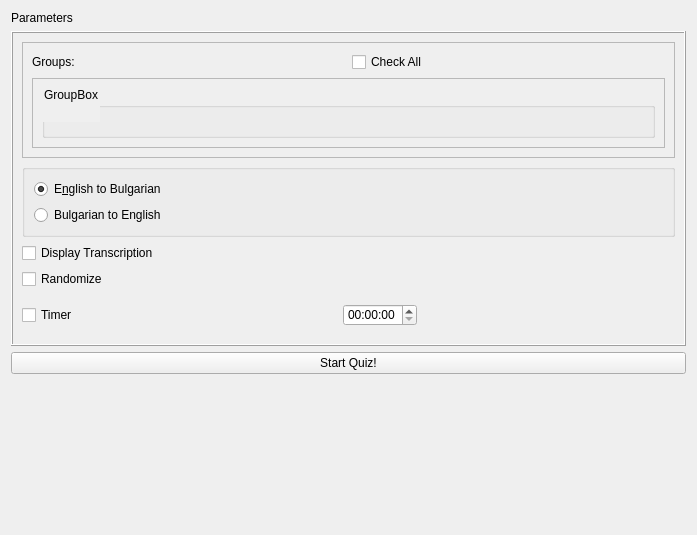
Qt form Forms/QuizParametersWidget.ui (iatanasov77/qvocabulary) before a commit.
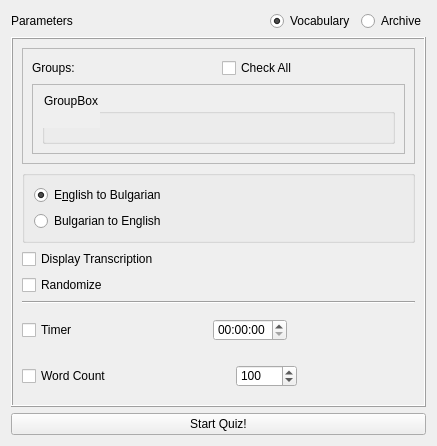
The same form after that commit.

Commit message: Add Archive Words to Archive.

The edit to the form file:
```diff
--- a/Forms/QuizParametersWidget.ui
+++ b/Forms/QuizParametersWidget.ui
@@ -6,8 +6,8 @@
    <rect>
     <x>0</x>
     <y>0</y>
-    <width>697</width>
-    <height>535</height>
+    <width>437</width>
+    <height>348</height>
    </rect>
   </property>
   <property name="windowTitle">
@@ -20,11 +20,45 @@
   </property>
   <layout class="QVBoxLayout" name="verticalLayout_4">
    <item>
-    <widget class="QLabel" name="label">
-     <property name="text">
-      <string>Parameters</string>
-     </property>
-    </widget>
+    <layout class="QHBoxLayout" name="horizontalLayout_4">
+     <item>
+      <widget class="QLabel" name="label">
+       <property name="text">
+        <string>Parameters</string>
+       </property>
+      </widget>
+     </item>
+     <item>
+      <spacer name="horizontalSpacer_3">
+       <property name="orientation">
+        <enum>Qt::Horizontal</enum>
+       </property>
+       <property name="sizeHint" stdset="0">
+        <size>
+         <width>37</width>
+         <height>17</height>
+        </size>
+       </property>
+      </spacer>
+     </item>
+     <item>
+      <widget class="QRadioButton" name="rbVocabulary">
+       <property name="text">
+        <string>Vocabulary</string>
+       </property>
+       <property name="checked">
+        <bool>true</bool>
+       </property>
+      </widget>
+     </item>
+     <item>
+      <widget class="QRadioButton" name="rbArchive">
+       <property name="text">
+        <string>Archive</string>
+       </property>
+      </widget>
+     </item>
+    </layout>
    </item>
    <item>
     <widget class="QFrame" name="frame">
@@ -81,8 +115,8 @@
              <rect>
               <x>0</x>
               <y>0</y>
-              <width>649</width>
-              <height>80</height>
+              <width>368</width>
+              <height>30</height>
              </rect>
             </property>
             <layout class="QVBoxLayout" name="verticalLayout_5">
@@ -155,6 +189,13 @@
         </property>
        </widget>
       </item>
+      <item>
+       <widget class="Line" name="line">
+        <property name="orientation">
+         <enum>Qt::Horizontal</enum>
+        </property>
+       </widget>
+      </item>
       <item>
        <layout class="QHBoxLayout" name="horizontalLayout_3">
         <item>
@@ -201,6 +242,65 @@
         </item>
        </layout>
       </item>
+      <item>
+       <layout class="QHBoxLayout" name="horizontalLayout_5">
+        <item>
+         <widget class="QCheckBox" name="chkWordCount">
+          <property name="text">
+           <string>Word Count</string>
+          </property>
+         </widget>
+        </item>
+        <item>
+         <widget class="QFrame" name="frmWordCount">
+          <property name="frameShape">
+           <enum>QFrame::NoFrame</enum>
+          </property>
+          <property name="frameShadow">
+           <enum>QFrame::Plain</enum>
+          </property>
+          <layout class="QHBoxLayout" name="horizontalLayout_6">
+           <item>
+            <spacer name="horizontalSpacer_4">
+             <property name="orientation">
+              <enum>Qt::Horizontal</enum>
+             </property>
+             <property name="sizeHint" stdset="0">
+              <size>
+               <width>40</width>
+               <height>20</height>
+              </size>
+             </property>
+            </spacer>
+           </item>
+           <item>
+            <widget class="QSpinBox" name="spWordCount">
+             <property name="maximum">
+              <number>10000</number>
+             </property>
+             <property name="value">
+              <number>100</number>
+             </property>
+            </widget>
+           </item>
+           <item>
+            <spacer name="horizontalSpacer_5">
+             <property name="orientation">
+              <enum>Qt::Horizontal</enum>
+             </property>
+             <property name="sizeHint" stdset="0">
+              <size>
+               <width>100</width>
+               <height>20</height>
+              </size>
+             </property>
+            </spacer>
+           </item>
+          </layout>
+         </widget>
+        </item>
+       </layout>
+      </item>
      </layout>
     </widget>
    </item>
```
The commit also changes 6 other files.
